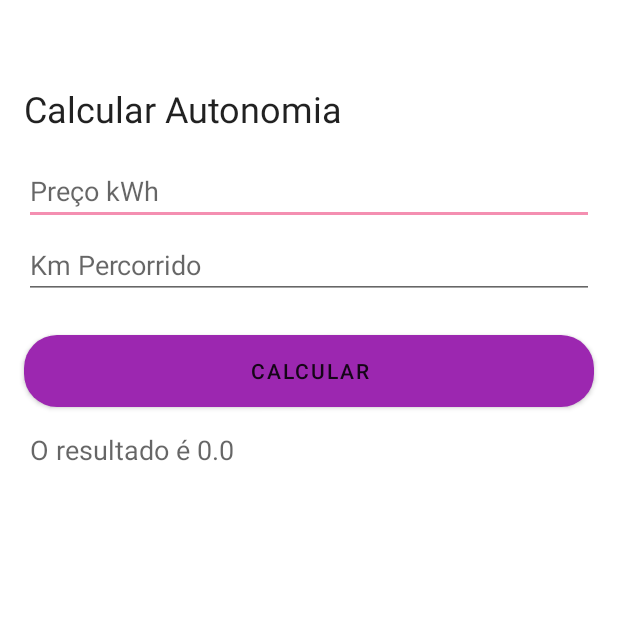
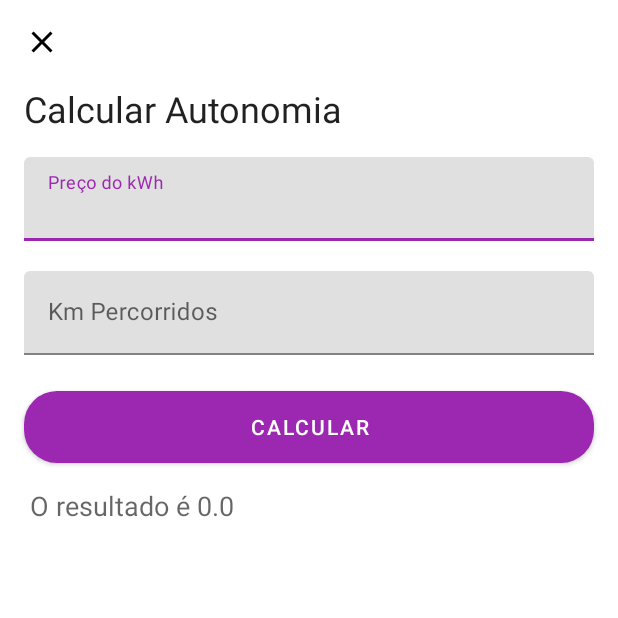
Before and after one commit to Dark3088/electric_car, an Android app: the CalculateAutonomy screen opened directly, with no data from a screen before it, on a phone screen of 412 x 824 dp, the top half of it. Run offline under Robolectric (Android 15) with nearby library versions, the phone set to English and light mode, and no system bars.

Commit message:
Code Refactored
- Add new colors to main activity and its fragment
- Add View Binding to whole App
- Cleaned up unused code

```diff
--- a/app/src/main/res/drawable/ic_filled_star.xml
+++ b/app/src/main/res/drawable/ic_filled_star.xml
@@ -1,4 +1,4 @@
-<vector android:height="24dp" android:tint="#F8F8F8"
+<vector android:height="24dp" android:tint="#000"
     android:viewportHeight="24" android:viewportWidth="24"
     android:width="24dp" xmlns:android="http://schemas.android.com/apk/res/android">
     <path android:fillColor="@android:color/white" android:pathData="M12,17.27L18.18,21l-1.64,-7.03L22,9.24l-7.19,-0.61L12,2 9.19,8.63 2,9.24l5.46,4.73L5.82,21z"/>
--- a/app/src/main/res/layout/activity_calculate.xml
+++ b/app/src/main/res/layout/activity_calculate.xml
@@ -1,80 +1,95 @@
 <?xml version="1.0" encoding="utf-8"?>
 <androidx.constraintlayout.widget.ConstraintLayout xmlns:android="http://schemas.android.com/apk/res/android"
 
+    xmlns:app="http://schemas.android.com/apk/res-auto"
+    xmlns:tools="http://schemas.android.com/tools"
     android:layout_width="match_parent"
-    android:layout_height="match_parent"
-    xmlns:app="http://schemas.android.com/apk/res-auto">
+    android:layout_height="match_parent">
 
     <ImageButton
         android:id="@+id/ib_close_button"
-        app:layout_constraintTop_toTopOf="parent"
-        app:layout_constraintStart_toStartOf="parent"
+        android:layout_width="wrap_content"
+        android:layout_height="wrap_content"
         android:layout_margin="16dp"
         android:background="?attr/selectableItemBackgroundBorderless"
+        android:contentDescription="@string/description_close_button"
         android:src="@drawable/ic_close"
-        android:layout_width="wrap_content"
-        android:layout_height="wrap_content"
-        android:contentDescription="@string/description_close_button"
-        app:tint="@color/white" />
+        app:layout_constraintStart_toStartOf="parent"
+        app:layout_constraintTop_toTopOf="parent" />
 
     <TextView
         android:id="@+id/tv_calculate_autonomy"
-        app:layout_constraintTop_toBottomOf="@+id/ib_close_button"
+        style="@style/TextAppearance.AppCompat.Headline"
+        android:layout_width="wrap_content"
+        android:layout_height="wrap_content"
+        android:layout_margin="16dp"
+        android:text="@string/calculate_autonomy"
         app:layout_constraintStart_toStartOf="parent"
-        android:text="@string/calculate_autonomy"
-        style="@style/TextAppearance.AppCompat.Headline"
-        android:layout_margin="16dp"
-        android:layout_width="wrap_content"
-        android:layout_height="wrap_content"/>
+        app:layout_constraintTop_toBottomOf="@+id/ib_close_button" />
 
-    <EditText
-        android:id="@+id/et_price"
-        android:inputType="numberDecimal"
-        android:hint="@string/price_kwh"
-        android:layout_margin="16dp"
-        android:ems="10"
-        android:maxLength="10"
-        android:autofillHints=""
-        app:layout_constraintStart_toStartOf="parent"
-        app:layout_constraintEnd_toEndOf="parent"
-        app:layout_constraintTop_toBottomOf="@id/tv_calculate_autonomy"
-        android:layout_width="0dp"
-        android:layout_height="wrap_content"/>
-
-    <EditText
-        android:id="@+id/et_km_run"
+    <com.google.android.material.textfield.TextInputLayout
+        android:id="@+id/container_et_price"
         android:layout_width="0dp"
         android:layout_height="wrap_content"
-        android:layout_marginTop="4dp"
-        android:hint="@string/km_run"
-        android:inputType="numberDecimal"
-        android:maxLength="10"
-        app:layout_constraintTop_toBottomOf="@id/et_price"
-        app:layout_constraintStart_toStartOf="@id/et_price"
-        app:layout_constraintEnd_toEndOf="@id/et_price"
-        android:autofillHints="" />
+        android:layout_margin="16dp"
+        app:layout_constraintEnd_toEndOf="parent"
+        app:layout_constraintStart_toStartOf="parent"
+        app:layout_constraintTop_toBottomOf="@+id/tv_calculate_autonomy">
+
+        <com.google.android.material.textfield.TextInputEditText
+            android:id="@+id/et_price"
+            android:layout_width="match_parent"
+            android:layout_height="wrap_content"
+            android:ems="10"
+            android:hint="@string/price_kwh"
+            android:maxLength="10"
+            android:maxLines="1" />
+    </com.google.android.material.textfield.TextInputLayout>
+
+    <com.google.android.material.textfield.TextInputLayout
+        android:id="@+id/container_et_km_run"
+        android:layout_width="0dp"
+        android:layout_height="wrap_content"
+        android:layout_margin="16dp"
+        app:layout_constraintEnd_toEndOf="parent"
+        app:layout_constraintStart_toStartOf="parent"
+        app:layout_constraintTop_toBottomOf="@+id/container_et_price">
+
+        <com.google.android.material.textfield.TextInputEditText
+            android:id="@+id/et_km_run"
+            android:layout_width="match_parent"
+            android:layout_height="wrap_content"
+            android:layout_marginTop="4dp"
+            android:autofillHints=""
+            android:ems="10"
+            android:hint="@string/km_run"
+            android:inputType="numberDecimal"
+            android:maxLength="10"
+            android:maxLines="1" />
+    </com.google.android.material.textfield.TextInputLayout>
 
     <Button
         android:id="@+id/bt_calculate_result"
+        style="@style/Widget.MaterialComponents.Button"
         android:layout_width="0dp"
         android:layout_height="wrap_content"
+        android:layout_marginVertical="24dp"
+        android:background="@drawable/corners_radius"
         android:text="@string/calculate"
-        android:background="@drawable/corners_radius"
-        style="@style/TextAppearance.AppCompat.Widget.Button"
-        app:layout_constraintStart_toStartOf ="@id/et_price"
-        app:layout_constraintEnd_toEndOf="@id/et_price"
-        app:layout_constraintTop_toBottomOf="@id/et_km_run"
-        android:layout_marginVertical="24dp" />
+        app:layout_constraintEnd_toEndOf="@id/container_et_km_run"
+        app:layout_constraintStart_toStartOf="@id/container_et_km_run"
+        app:layout_constraintTop_toBottomOf="@id/container_et_km_run" />
 
     <TextView
         android:id="@+id/tv_result_text"
-        app:layout_constraintTop_toBottomOf="@id/bt_calculate_result"
+        style="@style/TextAppearance.AppCompat.Medium"
+        android:layout_width="wrap_content"
+        android:layout_height="wrap_content"
+        android:layout_marginStart="4dp"
+        android:layout_marginTop="16dp"
+        android:text="@string/placeholder_result"
         app:layout_constraintStart_toStartOf="@id/bt_calculate_result"
-        style="@style/TextAppearance.AppCompat.Medium"
-        android:layout_marginStart="4dp"
-        android:text="@string/placeholder_result"
-        android:layout_marginTop="16dp"
-        android:layout_width="wrap_content"
-        android:layout_height="wrap_content"/>
+        app:layout_constraintTop_toBottomOf="@id/bt_calculate_result" />
+
 
 </androidx.constraintlayout.widget.ConstraintLayout>
--- a/app/src/main/res/layout/activity_main.xml
+++ b/app/src/main/res/layout/activity_main.xml
@@ -25,6 +25,7 @@
         android:id="@+id/fab_calculate"
         app:layout_constraintBottom_toTopOf="@id/bottom_navigation"
         app:layout_constraintEnd_toEndOf="parent"
+        style="@style/Widget.MaterialComponents.FloatingActionButton"
         android:layout_margin="16dp"
         android:clickable="true"
         android:focusable="true"
--- a/app/src/main/res/layout/car_item.xml
+++ b/app/src/main/res/layout/car_item.xml
@@ -11,6 +11,7 @@
         app:layout_constraintStart_toStartOf="parent"
         app:layout_constraintEnd_toEndOf="parent"
         app:cardElevation="8dp"
+        app:cardBackgroundColor="#CE93D8"
         android:layout_marginTop="16dp"
         app:cardCornerRadius="24dp"
         android:layout_width="match_parent"
--- a/app/src/main/res/layout/fragment_car.xml
+++ b/app/src/main/res/layout/fragment_car.xml
@@ -3,6 +3,7 @@
     xmlns:tools="http://schemas.android.com/tools"
     android:layout_width="match_parent"
     android:layout_height="match_parent"
+    android:background="#E1BEE7"
     xmlns:app="http://schemas.android.com/apk/res-auto"
     tools:context=".ui.CarFragment">
 
--- a/app/src/main/res/values/strings.xml
+++ b/app/src/main/res/values/strings.xml
@@ -5,23 +5,21 @@
     <string name="favorite">Favoritos</string>
     <string name="price">Preço</string>
     <string name="price_value">R$ 120.000.00</string>
-    <string name="eletric_car_1_description">A silver electric car</string>
+    <string name="eletric_car_1_description">Foto de um carro elétrico prateado</string>
     <string name="battery">Bateria</string>
     <string name="battery_value">94,6 kWh</string>
     <string name="horse_power">Potência</string>
     <string name="recharge">Recarga</string>
     <string name="horse_power_value">964 cv</string>
     <string name="recharge_value">26 min</string>
-    <string name="price_kwh">Preço kWh</string>
-    <string name="km_run">Km Percorrido</string>
+    <string name="price_kwh">Preço do kWh</string>
+    <string name="km_run">Km Percorridos</string>
     <string name="calculate">Calcular</string>
     <string name="calculate_autonomy">Calcular Autonomia</string>
-    <string name="description_close_button">A button to close the current screen</string>
-    <!-- TODO: Remove or change this placeholder text -->
-    <string name="hello_blank_fragment">Hello blank fragment</string>
-    <string name="description_fab_calculate">A button for calculating</string>
-    <string name="description_internet_off">A wifi image with a trace cutting it from top to bottom</string>
+    <string name="description_close_button">Um botão para fechar a tela atual</string>
+    <string name="description_fab_calculate">Um botão para calcular</string>
+    <string name="description_internet_off">Uma imagem reresentando ausência de conexão de internet</string>
     <string name="text_no_internet">Sem conexão de internet</string>
-    <string name="description_favorite_star">An image of an outlined star</string>
+    <string name="description_favorite_star">Um ícone de estrela</string>
     <string name="placeholder_result">O resultado é 0.0</string>
 </resources>
--- a/app/src/main/res/values/themes.xml
+++ b/app/src/main/res/values/themes.xml
@@ -6,9 +6,9 @@
         <item name="colorPrimaryVariant">@color/magenta_700</item>
         <item name="colorOnPrimary">@color/white</item>
         <!-- Secondary brand color. -->
-        <item name="colorSecondary">@color/fuchsia_200</item>
-        <item name="colorSecondaryVariant">@color/fuchsia_700</item>
-        <item name="colorOnSecondary">@color/black</item>
+        <item name="colorSecondary">@color/magenta_700</item>
+        <item name="colorSecondaryVariant">@color/magenta_500</item>
+        <item name="colorOnSecondary">@color/white</item>
 
         <!-- Status bar color. -->
         <item name="android:statusBarColor" tools:targetApi="l">?attr/colorPrimaryVariant</item>
```
Also changed, not shown: app/src/main/java/com/dark/lord/electriccar/ui/TabAdapter.kt (deleted, +0 -16 lines), app/src/main/java/com/dark/lord/electriccar/ui/adapter/CarAdapter.kt (+17 -30 lines), app/src/main/java/com/dark/lord/electriccar/extensions/ViewExtensions.kt (renamed from app/src/main/java/com/dark/lord/electriccar/ViewExtensions.kt).
